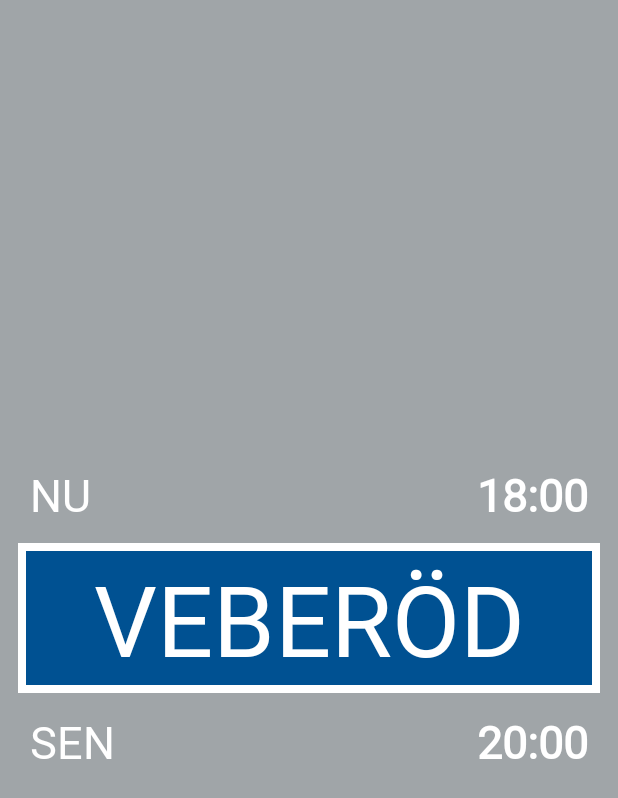
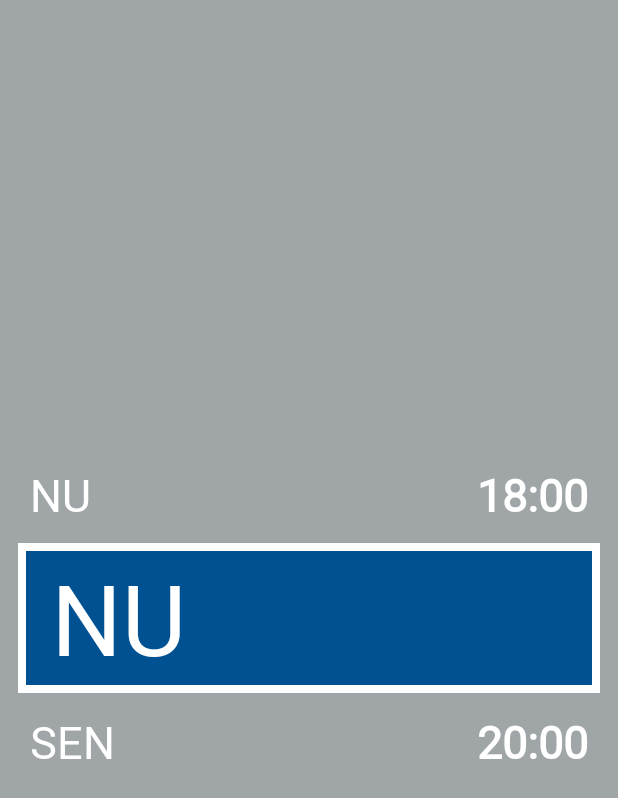
Before and after one commit to Bjorkgren/NuSen, an Android app: the screen it shows after launch (MainActivity), on a phone screen of 412 x 824 dp. Shown: the top 798 px of the screen. Run offline under Robolectric (Android 15) with nearby library versions, the light colour scheme and no system bars.

Commit message:
Added photoshopped logo

```diff
--- a/app/src/main/AndroidManifest.xml
+++ b/app/src/main/AndroidManifest.xml
@@ -4,9 +4,9 @@
 
     <application
         android:allowBackup="true"
-        android:icon="@mipmap/ic_launcher"
+        android:icon="@drawable/nu512"
         android:label="@string/app_name"
-        android:roundIcon="@mipmap/ic_launcher_round"
+        android:roundIcon="@drawable/nu512"
         android:supportsRtl="true"
         android:theme="@style/AppTheme">
         <activity android:name=".MainActivity"
--- a/app/src/main/res/layout/activity_main.xml
+++ b/app/src/main/res/layout/activity_main.xml
@@ -61,7 +61,7 @@
         <TextView
             android:layout_width="match_parent"
             android:layout_height="match_parent"
-            android:gravity="center"
+            android:gravity="left"
             android:fontFamily="@font/compact_vegverket"
             android:textColor="#fff"
             android:background="@color/colorSkylt"
@@ -72,7 +72,7 @@
             app:autoSizeMaxTextSize="100sp"
             app:autoSizeStepGranularity="2sp"
 
-            android:text="VEBERÖD" />
+            android:text=" NU" />
         </LinearLayout>
 
 
--- a/app/src/main/res/values/strings.xml
+++ b/app/src/main/res/values/strings.xml
@@ -1,3 +1,3 @@
 <resources>
-    <string name="app_name">Nu Sen</string>
+    <string name="app_name">NuSen</string>
 </resources>
```
Also changed, not shown: app/src/main/res/drawable/nu512.png (added), 1 other file.
